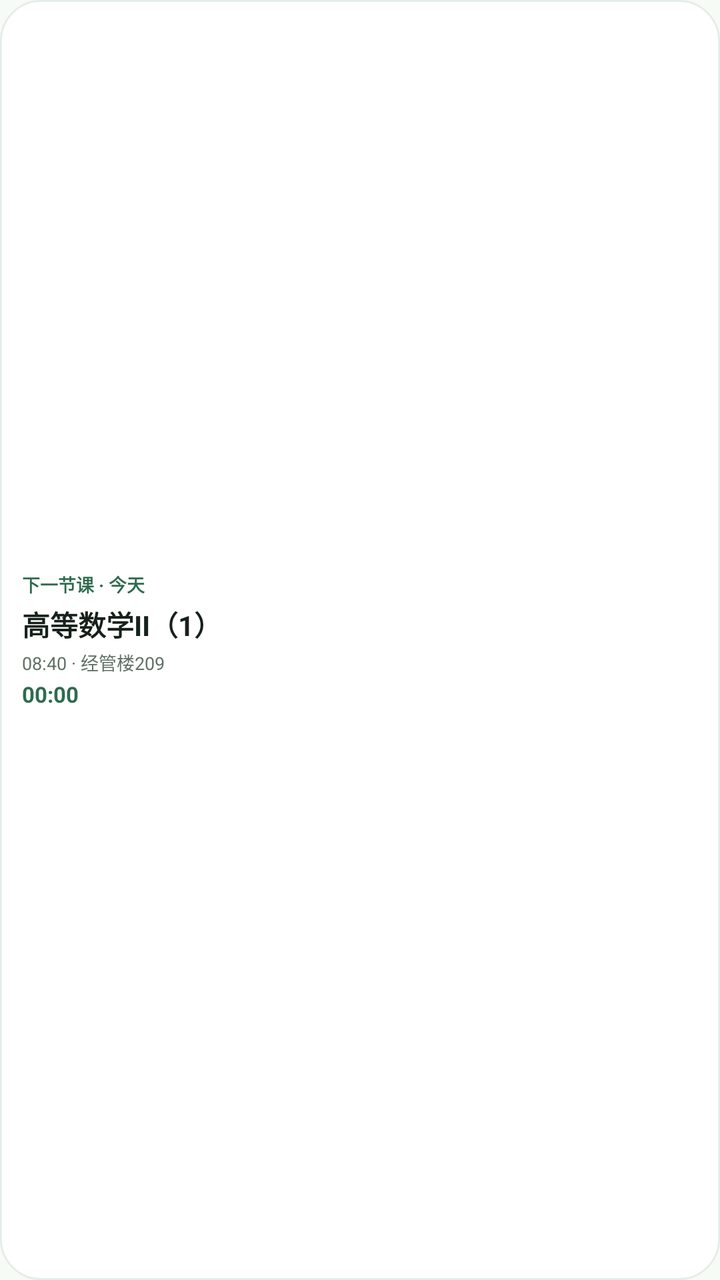
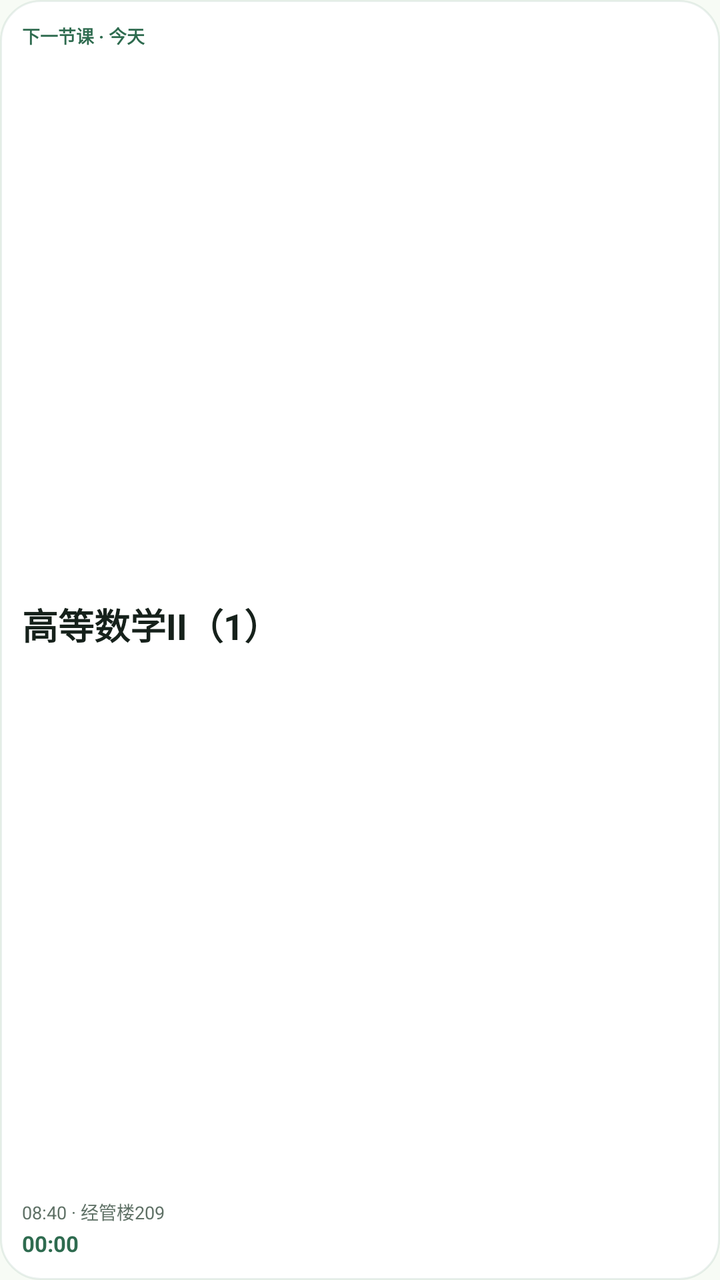

The first picture is an Android layout as it rendered before a commit; the second is the same layout after the commit. The layout source and the unified diff follow.
<!-- AndroidManifest.xml: application theme Theme.ZhkuSchedule -->
<!-- res/layout/widget_schedule.xml -->
<?xml version="1.0" encoding="utf-8"?>
<LinearLayout xmlns:android="http://schemas.android.com/apk/res/android"
    android:id="@+id/widget_root"
    android:layout_width="match_parent"
    android:layout_height="match_parent"
    android:background="@drawable/widget_background"
    android:gravity="center_vertical"
    android:orientation="vertical"
    android:padding="11dp">

    <TextView
        android:id="@+id/widget_status"
        android:layout_width="match_parent"
        android:layout_height="wrap_content"
        android:ellipsize="end"
        android:maxLines="1"
        android:text="@string/widget_status_placeholder"
        android:textColor="@color/widget_accent"
        android:textSize="9sp"
        android:textStyle="bold" />

    <TextView
        android:id="@+id/widget_course"
        android:layout_width="match_parent"
        android:layout_height="wrap_content"
        android:layout_marginTop="3dp"
        android:autoSizeMaxTextSize="14sp"
        android:autoSizeMinTextSize="9sp"
        android:autoSizeStepGranularity="1sp"
        android:autoSizeTextType="uniform"
        android:ellipsize="end"
        android:maxLines="2"
        android:text="@string/widget_course_placeholder"
        android:textColor="@color/widget_text_primary"
        android:textSize="14sp"
        android:textStyle="bold" />

    <TextView
        android:id="@+id/widget_meta"
        android:layout_width="match_parent"
        android:layout_height="wrap_content"
        android:layout_marginTop="2dp"
        android:ellipsize="end"
        android:maxLines="1"
        android:text="@string/widget_meta_placeholder"
        android:textColor="@color/widget_text_secondary"
        android:textSize="9sp" />

    <Chronometer
        android:id="@+id/widget_countdown"
        android:layout_width="match_parent"
        android:layout_height="wrap_content"
        android:layout_marginTop="2dp"
        android:maxLines="1"
        android:textColor="@color/widget_accent"
        android:textSize="11sp"
        android:textStyle="bold" />

</LinearLayout>
<!-- resources referenced by this layout -->
<resources>
  <color name="widget_accent">#2E6B4F</color>
  <color name="widget_text_primary">#16211B</color>
  <color name="widget_text_secondary">#5F7166</color>
  <!-- drawable widget_background (drawable) -->
  <?xml version="1.0" encoding="utf-8"?>
  <shape xmlns:android="http://schemas.android.com/apk/res/android"
      android:shape="rectangle">
      <solid android:color="@color/widget_bg" />
      <corners android:radius="20dp" />
      <stroke
          android:width="1dp"
          android:color="@color/widget_stroke" />
  </shape>
  <string name="widget_course_placeholder">高等数学II（1）</string>
  <string name="widget_meta_placeholder">08:40 · 经管楼209</string>
  <string name="widget_status_placeholder">下一节课 · 今天</string>
  <style name="Theme.ZhkuSchedule" parent="android:Theme.Material.Light.NoActionBar">
          <item name="android:windowBackground">@color/window_background</item>
          <item name="android:windowLightStatusBar">true</item>
          <item name="android:statusBarColor">@android:color/transparent</item>
          <item name="android:navigationBarColor">@android:color/transparent</item>
      </style>
  <color name="widget_bg">#FFFFFF</color>
  <color name="widget_stroke">#1A2E6B4F</color>
  <color name="window_background">#F7FBF5</color>
</resources>

<!-- the commit's change to res/layout/widget_schedule.xml (unified diff, before → after) -->
@@ -4,7 +4,6 @@
     android:layout_width="match_parent"
     android:layout_height="match_parent"
     android:background="@drawable/widget_background"
-    android:gravity="center_vertical"
     android:orientation="vertical"
     android:padding="11dp">
 
@@ -22,9 +21,11 @@
     <TextView
         android:id="@+id/widget_course"
         android:layout_width="match_parent"
-        android:layout_height="wrap_content"
+        android:layout_height="0dp"
         android:layout_marginTop="3dp"
-        android:autoSizeMaxTextSize="14sp"
+        android:layout_weight="1"
+        android:gravity="center_vertical|start"
+        android:autoSizeMaxTextSize="18sp"
         android:autoSizeMinTextSize="9sp"
         android:autoSizeStepGranularity="1sp"
         android:autoSizeTextType="uniform"
@@ -32,7 +33,7 @@
         android:maxLines="2"
         android:text="@string/widget_course_placeholder"
         android:textColor="@color/widget_text_primary"
-        android:textSize="14sp"
+        android:textSize="18sp"
         android:textStyle="bold" />
 
     <TextView
